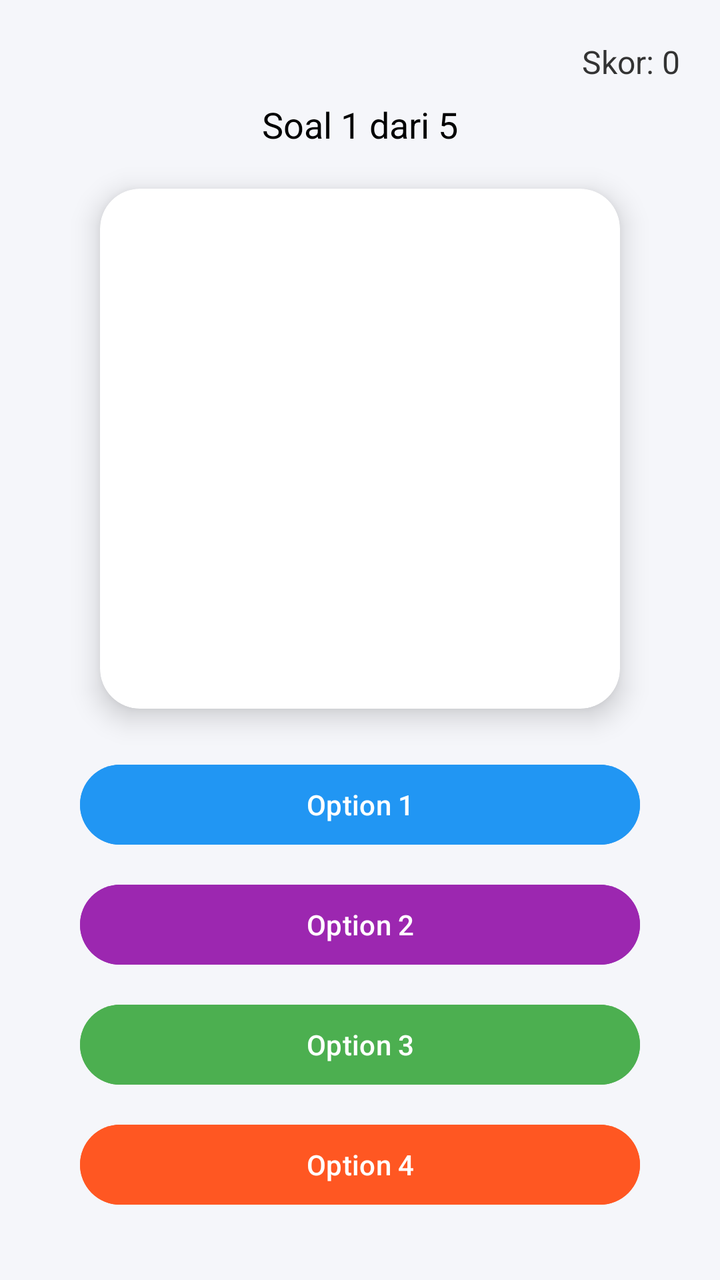
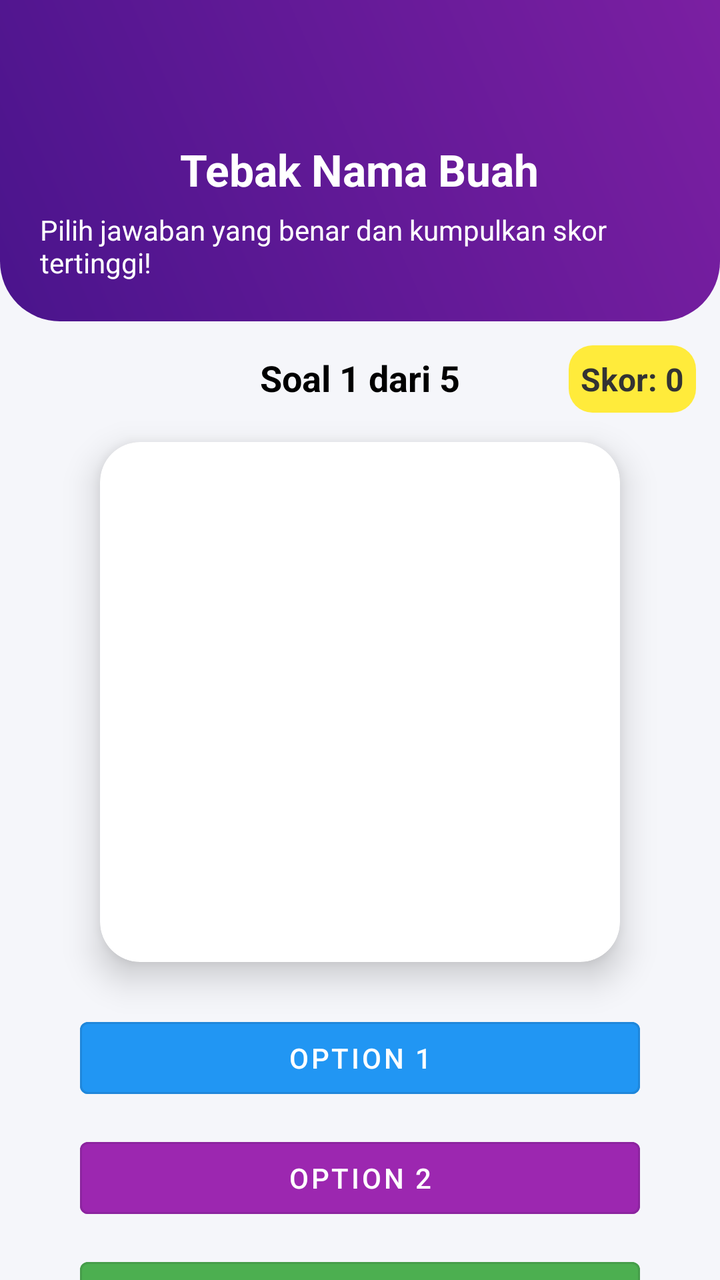

Compare the two renders of this Android layout. The source of the first and the diff that turns it into the second are given below.
<!-- AndroidManifest.xml: application theme Theme.WordsApp -->
<!-- res/layout/activity_main.xml -->
<?xml version="1.0" encoding="utf-8"?>
<androidx.constraintlayout.widget.ConstraintLayout
    xmlns:android="http://schemas.android.com/apk/res/android"
    xmlns:app="http://schemas.android.com/apk/res-auto"
    xmlns:tools="http://schemas.android.com/tools"
    android:id="@+id/main"
    android:layout_width="match_parent"
    android:layout_height="match_parent"
    android:background="#F5F6FA"
    tools:context=".MainActivity">

    <TextView
        android:id="@+id/txtSoalIndicator"
        android:layout_width="wrap_content"
        android:layout_height="wrap_content"
        android:layout_marginTop="50dp"
        android:text="Soal 1 dari 5"
        android:textColor="#000000"
        android:textSize="18sp"
        app:layout_constraintEnd_toEndOf="parent"
        app:layout_constraintStart_toStartOf="parent"
        app:layout_constraintTop_toTopOf="parent" />

    <TextView
        android:id="@+id/txtSkor"
        android:layout_width="wrap_content"
        android:layout_height="wrap_content"
        android:text="Skor: 0"
        android:textSize="16sp"
        android:textColor="#333333"
        app:layout_constraintTop_toTopOf="parent"
        app:layout_constraintEnd_toEndOf="parent"
        android:layout_margin="20dp"/>

    <androidx.cardview.widget.CardView
        android:id="@+id/cardImage"
        android:layout_width="260dp"
        android:layout_height="260dp"
        android:layout_marginTop="20dp"
        app:cardCornerRadius="20dp"
        app:cardElevation="8dp"
        app:layout_constraintTop_toBottomOf="@id/txtSoalIndicator"
        app:layout_constraintStart_toStartOf="parent"
        app:layout_constraintEnd_toEndOf="parent">

        <ImageView
            android:id="@+id/img"
            android:layout_width="match_parent"
            android:layout_height="match_parent"
            android:scaleType="centerCrop"
            android:contentDescription="gambar buah"/>
    </androidx.cardview.widget.CardView>

    <LinearLayout
        android:id="@+id/optionLayout"
        android:layout_width="0dp"
        android:layout_height="wrap_content"
        android:layout_marginTop="24dp"
        android:orientation="vertical"
        android:gravity="center"
        android:layout_marginHorizontal="40dp"
        app:layout_constraintTop_toBottomOf="@id/cardImage"
        app:layout_constraintStart_toStartOf="parent"
        app:layout_constraintEnd_toEndOf="parent">

        <Button
            android:id="@+id/option1"
            android:layout_width="match_parent"
            android:layout_height="wrap_content"
            android:text="Option 1"
            android:backgroundTint="#2196F3"
            android:textColor="@android:color/white"
            android:layout_marginBottom="12dp"/>

        <Button
            android:id="@+id/option2"
            android:layout_width="match_parent"
            android:layout_height="wrap_content"
            android:text="Option 2"
            android:backgroundTint="#9C27B0"
            android:textColor="@android:color/white"
            android:layout_marginBottom="12dp"/>

        <Button
            android:id="@+id/option3"
            android:layout_width="match_parent"
            android:layout_height="wrap_content"
            android:text="Option 3"
            android:backgroundTint="#4CAF50"
            android:textColor="@android:color/white"
            android:layout_marginBottom="12dp"/>

        <Button
            android:id="@+id/option4"
            android:layout_width="match_parent"
            android:layout_height="wrap_content"
            android:text="Option 4"
            android:backgroundTint="#FF5722"
            android:textColor="@android:color/white"/>
    </LinearLayout>

    <TextView
        android:id="@+id/txtFeedback"
        android:layout_width="wrap_content"
        android:layout_height="wrap_content"
        android:text="Feedback"
        android:textSize="18sp"
        android:textColor="#000000"
        android:visibility="gone"
        app:layout_constraintTop_toBottomOf="@id/optionLayout"
        app:layout_constraintStart_toStartOf="parent"
        app:layout_constraintEnd_toEndOf="parent"
        android:layout_marginTop="16dp"/>

    <Button
        android:id="@+id/btnNext"
        android:layout_width="wrap_content"
        android:layout_height="wrap_content"
        android:layout_marginTop="16dp"
        android:text="LANJUT"
        android:backgroundTint="#009688"
        android:textColor="@android:color/white"
        android:visibility="gone"
        app:layout_constraintTop_toBottomOf="@id/txtFeedback"
        app:layout_constraintStart_toStartOf="parent"
        app:layout_constraintEnd_toEndOf="parent"/>

    <Button
        android:id="@+id/btnRestart"
        android:layout_width="wrap_content"
        android:layout_height="wrap_content"
        android:text="MAIN LAGI"
        android:backgroundTint="#E91E63"
        android:textColor="@android:color/white"
        android:visibility="gone"
        app:layout_constraintTop_toBottomOf="@id/btnNext"
        app:layout_constraintStart_toStartOf="parent"
        app:layout_constraintEnd_toEndOf="parent"
        android:layout_marginTop="20dp"/>

</androidx.constraintlayout.widget.ConstraintLayout>
<!-- resources referenced by this layout -->
<resources>
  <style name="Theme.WordsApp" parent="Base.Theme.WordsApp" />
  <style name="Base.Theme.WordsApp" parent="Theme.Material3.DayNight.NoActionBar">
          
          
      </style>
</resources>

<!-- the commit's change to res/layout/activity_main.xml (unified diff, before → after) -->
@@ -9,18 +9,54 @@
     android:background="#F5F6FA"
     tools:context=".MainActivity">
 
+    
+    <LinearLayout
+        android:id="@+id/headerLayout"
+        android:layout_width="0dp"
+        android:layout_height="wrap_content"
+        android:orientation="vertical"
+        android:gravity="center"
+        android:background="@drawable/header_bg"
+        android:padding="20dp"
+        app:layout_constraintTop_toTopOf="parent"
+        app:layout_constraintStart_toStartOf="parent"
+        app:layout_constraintEnd_toEndOf="parent">
+
+        <TextView
+            android:id="@+id/txtHeaderTitle"
+            android:layout_width="wrap_content"
+            android:layout_height="wrap_content"
+            android:text="Tebak Nama Buah"
+            android:textSize="22sp"
+            android:textStyle="bold"
+            android:textColor="@android:color/white"
+            android:layout_marginTop="50dp"/>
+
+        <TextView
+            android:id="@+id/txtHeaderDesc"
+            android:layout_width="wrap_content"
+            android:layout_height="wrap_content"
+            android:text="Pilih jawaban yang benar dan kumpulkan skor tertinggi!"
+            android:textSize="14sp"
+            android:textColor="@android:color/white"
+            android:layout_marginTop="6dp"/>
+    </LinearLayout>
+
+    
     <TextView
         android:id="@+id/txtSoalIndicator"
         android:layout_width="wrap_content"
         android:layout_height="wrap_content"
-        android:layout_marginTop="50dp"
+        android:layout_marginTop="16dp"
         android:text="Soal 1 dari 5"
         android:textColor="#000000"
         android:textSize="18sp"
-        app:layout_constraintEnd_toEndOf="parent"
+        android:textStyle="bold"
+        app:layout_constraintTop_toBottomOf="@id/headerLayout"
         app:layout_constraintStart_toStartOf="parent"
-        app:layout_constraintTop_toTopOf="parent" />
+        app:layout_constraintEnd_toEndOf="parent" />
 
+    
     <TextView
         android:id="@+id/txtSkor"
         android:layout_width="wrap_content"
@@ -28,17 +64,21 @@
         android:text="Skor: 0"
         android:textSize="16sp"
         android:textColor="#333333"
-        app:layout_constraintTop_toTopOf="parent"
-        app:layout_constraintEnd_toEndOf="parent"
-        android:layout_margin="20dp"/>
+        android:textStyle="bold"
+        android:background="@drawable/score_bg"
+        android:padding="6dp"
+        android:layout_margin="12dp"
+        app:layout_constraintTop_toBottomOf="@id/headerLayout"
+        app:layout_constraintEnd_toEndOf="parent"/>
 
+    
     <androidx.cardview.widget.CardView
         android:id="@+id/cardImage"
         android:layout_width="260dp"
         android:layout_height="260dp"
         android:layout_marginTop="20dp"
         app:cardCornerRadius="20dp"
-        app:cardElevation="8dp"
+        app:cardElevation="10dp"
         app:layout_constraintTop_toBottomOf="@id/txtSoalIndicator"
         app:layout_constraintStart_toStartOf="parent"
         app:layout_constraintEnd_toEndOf="parent">
@@ -51,6 +91,7 @@
             android:contentDescription="gambar buah"/>
     </androidx.cardview.widget.CardView>
 
+    
     <LinearLayout
         android:id="@+id/optionLayout"
         android:layout_width="0dp"
@@ -65,6 +106,7 @@
 
         <Button
             android:id="@+id/option1"
+            style="@style/Widget.MaterialComponents.Button.OutlinedButton"
             android:layout_width="match_parent"
             android:layout_height="wrap_content"
             android:text="Option 1"
@@ -74,6 +116,7 @@
 
         <Button
             android:id="@+id/option2"
+            style="@style/Widget.MaterialComponents.Button.OutlinedButton"
             android:layout_width="match_parent"
             android:layout_height="wrap_content"
             android:text="Option 2"
@@ -83,6 +126,7 @@
 
         <Button
             android:id="@+id/option3"
+            style="@style/Widget.MaterialComponents.Button.OutlinedButton"
             android:layout_width="match_parent"
             android:layout_height="wrap_content"
             android:text="Option 3"
@@ -92,6 +136,7 @@
 
         <Button
             android:id="@+id/option4"
+            style="@style/Widget.MaterialComponents.Button.OutlinedButton"
             android:layout_width="match_parent"
             android:layout_height="wrap_content"
             android:text="Option 4"
@@ -99,12 +144,14 @@
             android:textColor="@android:color/white"/>
     </LinearLayout>
 
+    
     <TextView
         android:id="@+id/txtFeedback"
         android:layout_width="wrap_content"
         android:layout_height="wrap_content"
         android:text="Feedback"
         android:textSize="18sp"
+        android:textStyle="bold"
         android:textColor="#000000"
         android:visibility="gone"
         app:layout_constraintTop_toBottomOf="@id/optionLayout"
@@ -112,6 +159,7 @@
         app:layout_constraintEnd_toEndOf="parent"
         android:layout_marginTop="16dp"/>
 
+    
     <Button
         android:id="@+id/btnNext"
         android:layout_width="wrap_content"
@@ -121,10 +169,14 @@
         android:backgroundTint="#009688"
         android:textColor="@android:color/white"
         android:visibility="gone"
+        android:minWidth="120dp"
+        android:paddingHorizontal="20dp"
+        android:paddingVertical="8dp"
         app:layout_constraintTop_toBottomOf="@id/txtFeedback"
         app:layout_constraintStart_toStartOf="parent"
         app:layout_constraintEnd_toEndOf="parent"/>
 
+    
     <Button
         android:id="@+id/btnRestart"
         android:layout_width="wrap_content"
@@ -133,6 +185,9 @@
         android:backgroundTint="#E91E63"
         android:textColor="@android:color/white"
         android:visibility="gone"
+        android:minWidth="140dp"
+        android:paddingHorizontal="20dp"
+        android:paddingVertical="8dp"
         app:layout_constraintTop_toBottomOf="@id/btnNext"
         app:layout_constraintStart_toStartOf="parent"
         app:layout_constraintEnd_toEndOf="parent"
<!-- resource entries referenced after the edit -->
@@ -1,5 +1,21 @@
 <!-- resources referenced by this layout -->
 <resources>
+  <!-- drawable header_bg (drawable) -->
+  <shape xmlns:android="http://schemas.android.com/apk/res/android"
+      android:shape="rectangle">
+      <gradient
+          android:startColor="#4A148C"
+          android:endColor="#7B1FA2"
+          android:angle="45"/>
+      <corners android:bottomLeftRadius="30dp"
+          android:bottomRightRadius="30dp"/>
+  </shape>
+  <!-- drawable score_bg (drawable) -->
+  <shape xmlns:android="http://schemas.android.com/apk/res/android"
+      android:shape="rectangle">
+      <solid android:color="#FFEB3B"/>
+      <corners android:radius="12dp"/>
+  </shape>
   <style name="Theme.WordsApp" parent="Base.Theme.WordsApp" />
   <style name="Base.Theme.WordsApp" parent="Theme.Material3.DayNight.NoActionBar">
           
